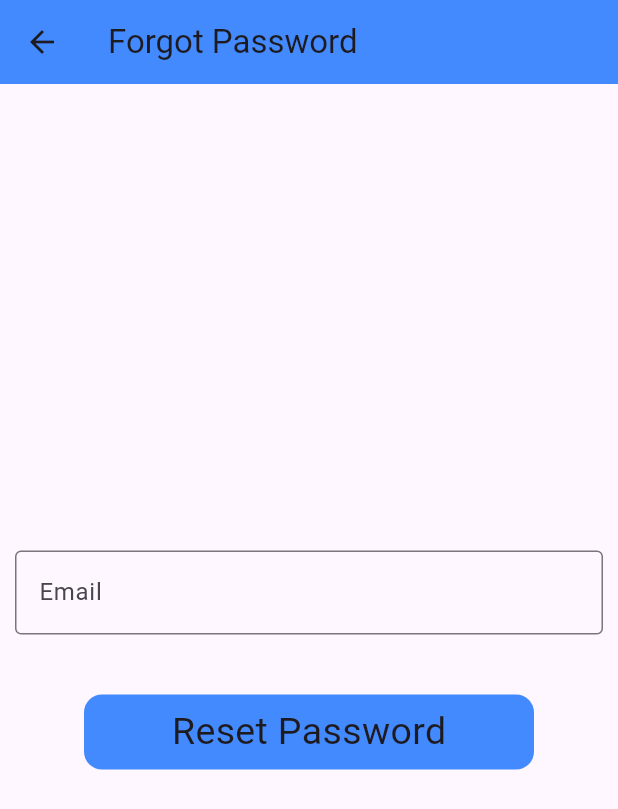
After one commit to milan0122/google_firebase_learning, a Flutter app: the screen it shows after launch, after a tap on "Forgot Password?", on a phone screen of 412 x 824 dp. The commit adds this screen. Shown: the top 809 px of the screen. Run offline on Flutter 3.47's test engine with Material 3 defaults, Android fonts, the phone set to English and light mode, and no system bars; our stand-ins replace cloud_firestore, firebase_auth, firebase_core, firebase_database, firebase_storage, fluttertoast and 1 more; accounts and stored records are empty.

Commit message:
forgot password

```diff
--- a/lib/Utils/utils.dart
+++ b/lib/Utils/utils.dart
@@ -8,7 +8,6 @@ class Utils{
        msg: message,
      toastLength: Toast.LENGTH_SHORT,
      gravity: ToastGravity.BOTTOM,
-     textColor: Colors.red,
      timeInSecForIosWeb: 1,
      fontSize: 16
 
--- /dev/null
+++ b/lib/ui/forgot_password.dart
@@ -0,0 +1,63 @@
+import 'package:firebase_auth/firebase_auth.dart';
+import 'package:firebase_project/Utils/utils.dart';
+import 'package:firebase_project/ui/login_screen.dart';
+import 'package:firebase_project/widgets/round_button.dart';
+import 'package:flutter/material.dart';
+class ForgotPasswordScreen extends StatefulWidget {
+  const ForgotPasswordScreen({super.key});
+
+  @override
+  State<ForgotPasswordScreen> createState() => _ForgotPasswordScreenState();
+}
+
+class _ForgotPasswordScreenState extends State<ForgotPasswordScreen> {
+   bool loading = false;
+  final emailController = TextEditingController();
+  final auth = FirebaseAuth.instance;
+  @override
+  Widget build(BuildContext context) {
+    return Scaffold(
+      appBar: AppBar(
+        title: Text('Forgot Password'),
+      ),
+      body: Column(
+        mainAxisAlignment: MainAxisAlignment.center,
+        crossAxisAlignment: CrossAxisAlignment.center,
+        children: [
+          Padding(
+            padding: const EdgeInsets.symmetric(horizontal: 10),
+            child: TextFormField(
+              controller: emailController,
+              decoration: InputDecoration(
+                border: OutlineInputBorder(),
+                label: Text('Email'),
+              ),
+            ),
+          ),
+          SizedBox(height: 40,),
+          RoundButton(title:'Reset Password',
+              loading: loading,
+              onTap: (){
+            setState(() {
+              loading=true;
+            });
+
+            auth.sendPasswordResetEmail(email: emailController.text.toString()
+            ).then((value){
+              Navigator.push(context, MaterialPageRoute(builder: (_)=>LoginScreen()));
+              setState(() {
+                loading=false;
+              });
+              Utils.toastMessage('We have sent you email to recover password, please check email');
+            }).onError((error,StackTrace){
+              setState(() {
+                loading=false;
+              });
+              Utils.toastMessage(error.toString());
+            });
+          })
+        ],
+      ),
+    );
+  }
+}
--- a/lib/ui/login_screen.dart
+++ b/lib/ui/login_screen.dart
@@ -1,5 +1,6 @@
 import 'package:firebase_auth/firebase_auth.dart';
 import 'package:firebase_project/Utils/utils.dart';
+import 'package:firebase_project/ui/forgot_password.dart';
 import 'package:firebase_project/ui/login_phone.dart';
 import 'package:firebase_project/ui/post/post_screen.dart';
 import 'package:firebase_project/ui/signup_screen.dart';
@@ -107,6 +108,14 @@ class _LoginScreenState extends State<LoginScreen> {
                           }
                       ),
                     ),
+                    Align(
+                      alignment: Alignment.topLeft,
+                      child: TextButton(onPressed: (){
+                        Navigator.push(context, MaterialPageRoute(builder: (_)=>ForgotPasswordScreen()));
+
+                      },
+                          child: Text('Forgot Password?')),
+                    ),
                     SizedBox(
                       height: 20,
                     ),
--- a/lib/ui/splash_services.dart
+++ b/lib/ui/splash_services.dart
@@ -14,7 +14,7 @@ class SplashServices{
 
     if(user !=null){
       Future.delayed(const Duration(seconds: 2),(){
-        Navigator.push(context, MaterialPageRoute(builder: (_)=>UploadImageScreen()));
+        Navigator.push(context, MaterialPageRoute(builder: (_)=>FireStoreListScreen()));
       });
 
     }
--- a/lib/ui/upload_ui_screen/upload_image_screen.dart
+++ b/lib/ui/upload_ui_screen/upload_image_screen.dart
@@ -13,24 +13,18 @@ class UploadImageScreen extends StatefulWidget {
 }
 
 class _UploadImageScreenState extends State<UploadImageScreen> {
-
   File? _image;
   final picker = ImagePicker();
   bool loading = false;
   //reference for storage
   firebase_storage.FirebaseStorage storage = firebase_storage.FirebaseStorage.instance;
   DatabaseReference dfRef = FirebaseDatabase.instance.ref('Post');
-
-
-
-
   Future getImageGallery()async{
     final pickedFile = await picker.pickImage(source: ImageSource.gallery,imageQuality: 80);
     if(pickedFile!=null){
       setState(() {
         _image = File(pickedFile.path);
       });
-
     }
     else{
       Utils.toastMessage('No image picked');
```
Also changed, not shown: 2 other files.
